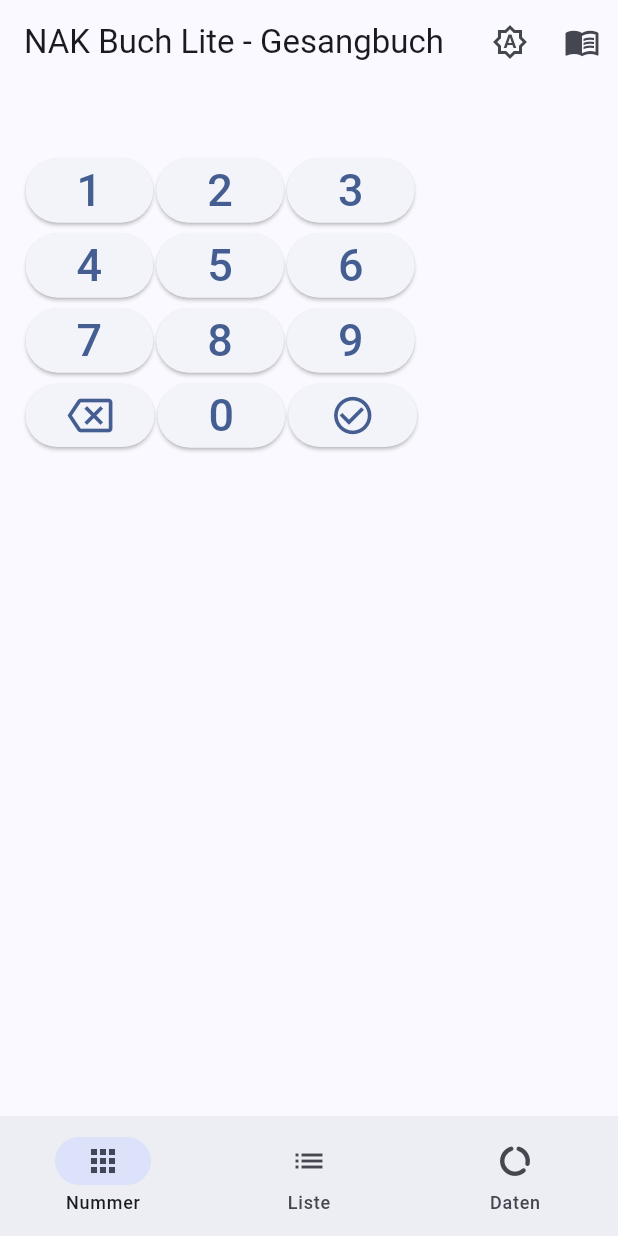
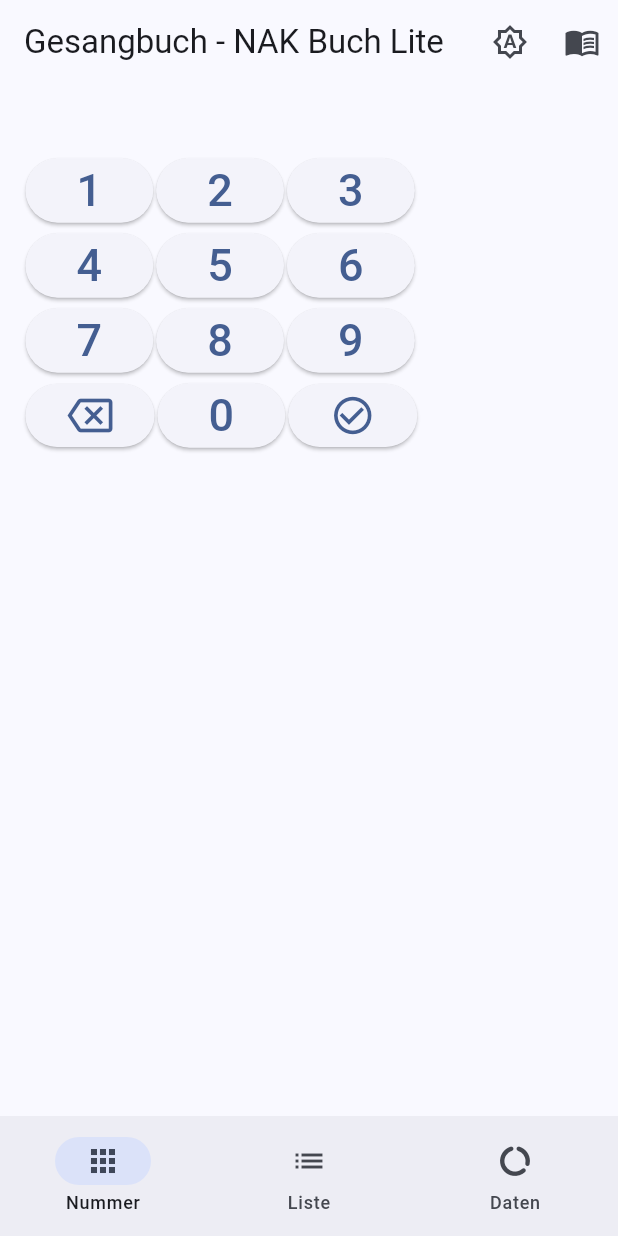
Before and after one commit to Lemkinator/nakbuch_lite, a Flutter app: the screen it shows after launch, after a tap on the "check circle outline" icon, on a phone screen of 412 x 824 dp. Run offline on Flutter 3.47's test engine with Material 2 defaults, Android fonts, the phone set to English and light mode, and no system bars; drawn by our look-alikes of dynamic_color; our stand-ins replace adaptive_breakpoints, get_storage, url_strategy; missing offline and left inert: path_to_regexp, window_size.

Commit message:
major fixes

```diff
--- a/lib/main.dart
+++ b/lib/main.dart
@@ -4,10 +4,12 @@
 import 'package:flutter/material.dart';
 import 'package:url_strategy/url_strategy.dart';
 import 'package:window_size/window_size.dart';
+import 'package:get_storage/get_storage.dart';
 
 import 'src/app.dart';
+import 'src/data.dart';
 
-void main() {
+main() async {
   // Use package:url_strategy until this pull request is released:
   // https://github.com/flutter/flutter/pull/77103
 
@@ -18,7 +20,8 @@
   // On mobile platforms, both functions are no-ops.
   setHashUrlStrategy();
   // setPathUrlStrategy();
-
+  await GetStorage.init();
+  await Buch.init();
   setupWindow();
   runApp(const Home());
 }
--- a/lib/src/app.dart
+++ b/lib/src/app.dart
@@ -1,6 +1,6 @@
 import 'package:flutter/material.dart';
 import 'package:dynamic_color/dynamic_color.dart';
-import 'package:shared_preferences/shared_preferences.dart';
+import 'package:get_storage/get_storage.dart';
 
 import 'data.dart';
 import 'routing.dart';
@@ -19,11 +19,8 @@
   late final SimpleRouterDelegate _routerDelegate;
   late final TemplateRouteParser _routeParser;
 
-
   bool useMaterial3 = true;
   ThemeMode themeMode = ThemeMode.system;
-
-  final Future<SharedPreferences> _prefs = SharedPreferences.getInstance();
 
   void handleThemeModeChange(ThemeMode? newThemeMode) {
     setState(() {
@@ -38,15 +35,7 @@
           themeMode = ThemeMode.system;
         }
       }
-      _prefs.then((SharedPreferences prefs) {
-        if (themeMode == ThemeMode.system) {
-          prefs.setString('themeMode', 'system');
-        } else if (themeMode == ThemeMode.dark) {
-          prefs.setString('themeMode', 'dark');
-        } else {
-          prefs.setString('themeMode', 'light');
-        }
-      });
+      GetStorage().write('themeMode', themeMode.toString());
     });
   }
 
@@ -55,13 +44,21 @@
     var relativeRouteIndex = path.indexOf('/', 1);
     var relativeRoute = relativeRouteIndex == -1 ? '' : path.substring(relativeRouteIndex);
     _routeState.go('${buch.route()}$relativeRoute');
-    _prefs.then((SharedPreferences prefs) {
-      prefs.setString('buch', buch.name());
-    });
   }
 
   @override
   void initState() {
+    var storedThemeMode = GetStorage().read('themeMode');
+    if (storedThemeMode != null) {
+      if (storedThemeMode == 'ThemeMode.dark') {
+        themeMode = ThemeMode.dark;
+      } else if (storedThemeMode == 'ThemeMode.light') {
+        themeMode = ThemeMode.light;
+      } else {
+        themeMode = ThemeMode.system;
+      }
+    }
+
     /// Configure the parser with all of the app's allowed path templates.
     _routeParser = TemplateRouteParser(
       allowedPaths: [
@@ -107,22 +104,6 @@
         handleBuchChange: handleBuchChange,
       ),
     );
-
-    _prefs.then((SharedPreferences prefs) {
-      return prefs.getString('themeMode') ?? 'system';
-    }).then((String? themeModeString) {
-      if (themeModeString == 'system') {
-        return ThemeMode.system;
-      } else if (themeModeString == 'dark') {
-        return ThemeMode.dark;
-      } else {
-        return ThemeMode.light;
-      }
-    }).then((ThemeMode themeMode) {
-      setState(() {
-        this.themeMode = themeMode;
-      });
-    });
 
     super.initState();
   }
--- a/lib/src/data.dart
+++ b/lib/src/data.dart
@@ -1,2 +1,3 @@
 export 'data/constants.dart';
 export 'data/lied.dart';
+export 'data/buch.dart';
--- /dev/null
+++ b/lib/src/data/buch.dart
@@ -0,0 +1,83 @@
+import 'package:flutter/services.dart';
+import 'package:get_storage/get_storage.dart';
+
+enum Buch {
+  gesangbuch,
+  chorbuch,
+  jugendliederbuch,
+  jbergaenzungsheft;
+
+  static Buch current() => _fromPathString(GetStorage().read('buch'));
+
+  String name() {
+    switch (this) {
+      case Buch.gesangbuch:
+        return 'Gesangbuch';
+      case Buch.chorbuch:
+        return 'Chorbuch';
+      case Buch.jugendliederbuch:
+        return 'Jugendliederbuch';
+      case Buch.jbergaenzungsheft:
+        return 'JB-Ergänzungsheft';
+    }
+  }
+
+  String path() {
+    switch (this) {
+      case Buch.gesangbuch:
+        return 'gesangbuch';
+      case Buch.chorbuch:
+        return 'chorbuch';
+      case Buch.jugendliederbuch:
+        return 'jugendliederbuch';
+      case Buch.jbergaenzungsheft:
+        return 'jbergaenzungsheft';
+    }
+  }
+
+  static Buch _fromPathString(String? name) {
+    switch (name) {
+      case 'chorbuch':
+        return Buch.chorbuch;
+      case 'jugendliederbuch':
+        return Buch.jugendliederbuch;
+      case 'jbergaenzungsheft':
+        return Buch.jbergaenzungsheft;
+      default:
+        return Buch.gesangbuch;
+    }
+  }
+
+  String assetFileName() {
+    switch (this) {
+      case Buch.gesangbuch:
+        return 'assets/hymnsGesangbuchNoCopyright.json';
+      case Buch.chorbuch:
+        return 'assets/hymnsChorbuchNoCopyright.json';
+      case Buch.jugendliederbuch:
+        return 'assets/hymnsJugendliederbuchNoCopyright.json';
+      case Buch.jbergaenzungsheft:
+        return 'assets/hymnsJBErgaenzungsheftNoCopyright.json';
+    }
+  }
+
+  String route() {
+    switch (this) {
+      case Buch.gesangbuch:
+        return '/gesangbuch';
+      case Buch.chorbuch:
+        return '/chorbuch';
+      case Buch.jugendliederbuch:
+        return '/jugendliederbuch';
+      case Buch.jbergaenzungsheft:
+        return '/jbergaenzungsheft';
+    }
+  }
+
+  static init() async {
+    for (var buch in Buch.values) {
+      String jsonString = await rootBundle.loadString(buch.assetFileName());
+      GetStorage().write('${buch.name()}_lieder', jsonString);
+    }
+  }
+}
--- a/lib/src/data/constants.dart
+++ b/lib/src/data/constants.dart
@@ -1,56 +1,3 @@
 import 'dart:ui';
 
 const nakbuchBlue = Color(0xFF6989C9);
-
-Buch buchFromRoute(String route) {
-  if (route.startsWith(Buch.chorbuch.route())) return Buch.chorbuch;
-  if (route.startsWith(Buch.jugendliederbuch.route())) return Buch.jugendliederbuch;
-  if (route.startsWith(Buch.jbergaenzungsheft.route())) return Buch.jbergaenzungsheft;
-  return Buch.gesangbuch;
-}
-
-enum Buch {
-  gesangbuch,
-  chorbuch,
-  jugendliederbuch,
-  jbergaenzungsheft;
-
-  String name() {
-    switch (this) {
-      case Buch.gesangbuch:
-        return 'Gesangbuch';
-      case Buch.chorbuch:
-        return 'Chorbuch';
-      case Buch.jugendliederbuch:
-        return 'Jugendliederbuch';
-      case Buch.jbergaenzungsheft:
-        return 'JB-Ergänzungsheft';
-    }
-  }
-
-  String assetFileName() {
-    switch (this) {
-      case Buch.gesangbuch:
-        return 'assets/hymnsGesangbuchNoCopyright.json';
-      case Buch.chorbuch:
-        return 'assets/hymnsChorbuchNoCopyright.json';
-      case Buch.jugendliederbuch:
-        return 'assets/hymnsJugendliederbuchNoCopyright.json';
-      case Buch.jbergaenzungsheft:
-        return 'assets/hymnsJBErgaenzungsheftNoCopyright.json';
-    }
-  }
-
-  String route() {
-    switch (this) {
-      case Buch.gesangbuch:
-        return '/gesangbuch';
-      case Buch.chorbuch:
-        return '/chorbuch';
-      case Buch.jugendliederbuch:
-        return '/jugendliederbuch';
-      case Buch.jbergaenzungsheft:
-        return '/jbergaenzungsheft';
-    }
-  }
-}
--- a/lib/src/data/lied.dart
+++ b/lib/src/data/lied.dart
@@ -1,7 +1,6 @@
 import 'dart:convert';
 
-import 'package:flutter/services.dart';
-import 'package:shared_preferences/shared_preferences.dart';
+import 'package:get_storage/get_storage.dart';
 
 import '../data.dart';
 
@@ -23,10 +22,9 @@
   String numberAndTitle() => '$number. $title';
 }
 
-Future<List<Lied>> getLieder(Buch buch, Future<SharedPreferences> futurePrefs) async {
-  var prefs = await futurePrefs;
-  var jsonString = prefs.getString('${buch.name()}_lieder');
-  jsonString ??= await rootBundle.loadString(buch.assetFileName());
+List<Lied> getLieder(Buch buch) {
+  var jsonString = GetStorage().read('custom_${buch.name()}_lieder');
+  jsonString ??= GetStorage().read('${buch.name()}_lieder');
   return jsonDecode(jsonString)
       .map<Lied>((json) => Lied(
             number: json['hymnNr'],
@@ -38,8 +36,8 @@
       .toList();
 }
 
-Future<Lied> getLied(Buch buch, int number, Future<SharedPreferences> futurePrefs) async {
-  var lieder = await getLieder(buch, futurePrefs);
+Future<Lied> getLied(Buch buch, int number) async {
+  var lieder = getLieder(buch);
   if (number > 0 && number <= lieder.length) {
     return lieder[number - 1];
   } else {
--- a/lib/src/routing/parser.dart
+++ b/lib/src/routing/parser.dart
@@ -1,6 +1,6 @@
 import 'package:flutter/widgets.dart';
+import 'package:get_storage/get_storage.dart';
 import 'package:path_to_regexp/path_to_regexp.dart';
-import 'package:shared_preferences/shared_preferences.dart';
 
 import '../data.dart';
 import 'parsed_route.dart';
@@ -49,28 +49,18 @@
     }
 
     if (parsedRoute.path == '/') {
-      final SharedPreferences prefs = await SharedPreferences.getInstance();
-      Buch? buch;
-      if (prefs.getString('buch') == Buch.chorbuch.name()) {
-        buch = Buch.chorbuch;
-      } else if (prefs.getString('buch') == Buch.jugendliederbuch.name()) {
-        buch = Buch.jugendliederbuch;
-      } else if (prefs.getString('buch') == Buch.jbergaenzungsheft.name()) {
-        buch = Buch.jbergaenzungsheft;
-      } else {
-        buch = Buch.gesangbuch;
+      Buch buch = Buch.current();
+      parsedRoute = ParsedRoute(buch.route(), buch.route(), parsedRoute.parameters, parsedRoute.queryParameters);
     }
-      parsedRoute = ParsedRoute(
-          buch.route(),
-          buch.route(),
-          parsedRoute.parameters,
-          parsedRoute.queryParameters);
-    }
-    // Redirect shortcuts
-    else if (parsedRoute.pathTemplate == '/gb/:liedId' ||
-        parsedRoute.pathTemplate == '/cb/:liedId' ||
-        parsedRoute.pathTemplate == '/jb/:liedId' ||
-        parsedRoute.pathTemplate == '/jbe/:liedId') {
+    switch (parsedRoute.pathTemplate) {
+      case '/':
+        Buch buch = Buch.current();
+        parsedRoute = ParsedRoute(buch.route(), buch.route(), parsedRoute.parameters, parsedRoute.queryParameters);
+        break;
+      case '/gb/:liedId':
+      case '/cb/:liedId':
+      case '/jb/:liedId':
+      case '/jbe/:liedId':
         parsedRoute = ParsedRoute(
             parsedRoute.path
                 .replaceFirst('/gb/', '/gesangbuch/lied/')
@@ -84,33 +74,33 @@
                 .replaceFirst('/jbe/', '/jbergaenzungsheft/lied/'),
             parsedRoute.parameters,
             parsedRoute.queryParameters);
+        break;
+      case '/gb':
+      case '/gb/daten':
+      case '/gb/liste':
+        parsedRoute = ParsedRoute(parsedRoute.path.replaceFirst('/gb', '/gesangbuch'),
+            parsedRoute.pathTemplate.replaceFirst('/gb', '/gesangbuch'), parsedRoute.parameters, parsedRoute.queryParameters);
+        break;
+      case '/cb':
+      case '/cb/daten':
+      case '/cb/liste':
+        parsedRoute = ParsedRoute(parsedRoute.path.replaceFirst('/cb', '/chorbuch'),
+            parsedRoute.pathTemplate.replaceFirst('/cb', '/chorbuch'), parsedRoute.parameters, parsedRoute.queryParameters);
+        break;
+      case '/jb':
+      case '/jb/daten':
+      case '/jb/liste':
+        parsedRoute = ParsedRoute(parsedRoute.path.replaceFirst('/jb', '/jugendliederbuch'),
+            parsedRoute.pathTemplate.replaceFirst('/jb', '/jugendliederbuch'), parsedRoute.parameters, parsedRoute.queryParameters);
+        break;
+      case '/jbe':
+      case '/jbe/daten':
+      case '/jbe/liste':
+        parsedRoute = ParsedRoute(parsedRoute.path.replaceFirst('/jbe', '/jbergaenzungsheft'),
+            parsedRoute.pathTemplate.replaceFirst('/jbe', '/jbergaenzungsheft'), parsedRoute.parameters, parsedRoute.queryParameters);
+        break;
     }
-    else if (parsedRoute.pathTemplate == '/gb' ||
-        parsedRoute.pathTemplate == '/cb' ||
-        parsedRoute.pathTemplate == '/jb' ||
-        parsedRoute.pathTemplate == '/jbe' ||
-        parsedRoute.pathTemplate == '/gb/daten' ||
-        parsedRoute.pathTemplate == '/cb/daten' ||
-        parsedRoute.pathTemplate == '/jb/daten' ||
-        parsedRoute.pathTemplate == '/jbe/daten' ||
-        parsedRoute.pathTemplate == '/gb/liste' ||
-        parsedRoute.pathTemplate == '/cb/liste' ||
-        parsedRoute.pathTemplate == '/jb/liste' ||
-        parsedRoute.pathTemplate == '/jbe/liste') {
-      parsedRoute = ParsedRoute(
-          parsedRoute.path
-              .replaceFirst('/gb', '/gesangbuch')
-              .replaceFirst('/cb', '/chorbuch')
-              .replaceFirst('/jb', '/jugendliederbuch')
-              .replaceFirst('/jbe', '/jbergaenzungsheft'),
-          parsedRoute.pathTemplate
-              .replaceFirst('/gb', '/gesangbuch')
-              .replaceFirst('/cb', '/chorbuch')
-              .replaceFirst('/jb', '/jugendliederbuch')
-              .replaceFirst('/jbe', '/jbergaenzungsheft'),
-          parsedRoute.parameters,
-          parsedRoute.queryParameters);
-    }
+    GetStorage().write('buch', parsedRoute.pathTemplate.split('/')[1]);
 
     // Redirect if a guard is present
     var guard = this.guard;
--- a/lib/src/screens/home.dart
+++ b/lib/src/screens/home.dart
@@ -20,13 +20,13 @@
   @override
   Widget build(BuildContext context) {
     final routeState = RouteStateScope.of(context);
-    final buch = buchFromRoute(routeState.route.path);
+    final buch = Buch.current();
     final selectedIndex = _getSelectedIndex(routeState.route.pathTemplate);
 
     return Scaffold(
       resizeToAvoidBottomInset: false,
       appBar: AppBar(
-          title: Text('NAK Buch Lite - ${buch.name()}'),
+          title: Text('${buch.name()} - NAK Buch Lite'),
           actions: appBarActions(
             context,
             themeMode,
@@ -73,7 +73,7 @@
   }
 
   int _getSelectedIndex(String pathTemplate) {
-    var buch = buchFromRoute(pathTemplate);
+    var buch = Buch.current();
     if (pathTemplate.startsWith('${buch.route()}/liste')) return 1;
     if (pathTemplate.startsWith('${buch.route()}/daten')) return 2;
     return 0;
--- a/lib/src/screens/home_body.dart
+++ b/lib/src/screens/home_body.dart
@@ -16,7 +16,7 @@
   @override
   Widget build(BuildContext context) {
     var currentRoute = RouteStateScope.of(context).route;
-    var buch = buchFromRoute(currentRoute.path);
+    var buch = Buch.current();
     var liedId = currentRoute.parameters['liedId'];
     var lied = int.tryParse(liedId ?? '');
 
--- a/lib/src/screens/lied_screen.dart
+++ b/lib/src/screens/lied_screen.dart
@@ -1,5 +1,4 @@
 import 'package:flutter/material.dart';
-import 'package:shared_preferences/shared_preferences.dart';
 
 import '../data.dart';
 import '../widgets.dart';
@@ -17,8 +16,7 @@
   @override
   Widget build(BuildContext context) {
     final themeData = Theme.of(context);
-    final Future<SharedPreferences> prefs = SharedPreferences.getInstance();
-    final Future<Lied> lied = getLied(buch, nummer, prefs);
+    final Future<Lied> lied = getLied(buch, nummer);
 
     return FutureBuilder<Lied?>(
       future: lied,
--- a/lib/src/screens/navigator.dart
+++ b/lib/src/screens/navigator.dart
@@ -1,6 +1,6 @@
 import 'package:flutter/material.dart';
 import 'home.dart';
-import '../data/constants.dart';
+import '../data.dart';
 import '../routing.dart';
 import '../widgets/fade_transition_page.dart';
 import '../screens.dart';
@@ -32,7 +32,7 @@
   Widget build(BuildContext context) {
     final routeState = RouteStateScope.of(context);
     final pathTemplate = routeState.route.pathTemplate;
-    final buch = buchFromRoute(pathTemplate);
+    final buch = Buch.current();
 
     int? lied;
     if (pathTemplate == '${buch.route()}/lied/:liedId') {
--- a/lib/src/screens/number_screen.dart
+++ b/lib/src/screens/number_screen.dart
@@ -1,8 +1,8 @@
 import 'package:flutter/material.dart';
-import 'package:nakbuch_lite/src/data.dart';
-import 'package:shared_preferences/shared_preferences.dart';
+import 'package:get_storage/get_storage.dart';
 import 'dart:async';
 
+import '../data.dart';
 import '../routing.dart';
 import '../widgets.dart';
 
@@ -19,16 +19,16 @@
 }
 
 class _NumberScreenState extends State<NumberScreen> {
-  String _enteredNumber = "";
+  String _enteredNumber = GetStorage().read('number') ?? "";
   String _numberAndTitle = "";
   String _text = "";
   Timer? _timer;
   bool inputOngoing = false;
+  Function? disposeListen;
 
-  final Future<SharedPreferences> _prefs = SharedPreferences.getInstance();
   late RouteState _routeState;
-  late Buch buch;
-  late Future<List<Lied>> _lieder;
+  final Buch buch = Buch.current();
+  List<Lied> _lieder = getLieder(Buch.current());
 
   void _startTimer() {
     inputOngoing = true;
@@ -45,21 +45,17 @@
   }
 
   void _refreshView() {
-    _lieder.then((List<Lied> lieder) {
     var number = int.tryParse(_enteredNumber);
-      if (number != null && number > 0 && number <= lieder.length) {
+    if (number != null && number > 0 && number <= _lieder.length) {
       var index = number - 1;
-        _numberAndTitle = lieder[index].numberAndTitle();
-        _text = lieder[index].text;
+      _numberAndTitle = _lieder[index].numberAndTitle();
+      _text = _lieder[index].text;
     } else {
       _enteredNumber = "";
       _numberAndTitle = "";
       _text = "";
     }
-      _prefs.then((SharedPreferences prefs) {
-        prefs.setString('number', _enteredNumber);
-      });
-    });
+    GetStorage().write('number', _enteredNumber);
   }
 
   void _onNumberButtonPressed(String number) {
@@ -84,22 +80,23 @@
   }
 
   void _onOkButtonPressed() {
-    _lieder.then((List<Lied> lieder) {
       var number = int.tryParse(_enteredNumber);
-      if (number != null && number > 0 && number <= lieder.length) {
+      if (number != null && number > 0 && number <= _lieder.length) {
         _routeState.go('${buch.route()}/lied/$number');
       } else {
         _enteredNumber = "";
         _numberAndTitle = "";
         _text = "";
       }
-    });
   }
 
   @override
   void initState() {
-    _prefs.then((SharedPreferences prefs) {
-      _enteredNumber = prefs.getString('number') ?? "";
+    _enteredNumber = GetStorage().read('number') ?? "";
+    _refreshView();
+
+    disposeListen = GetStorage().listenKey('buch', (value) {
+      _lieder = getLieder(Buch.current());
       _refreshView();
     });
     super.initState();
@@ -108,6 +105,7 @@
   @override
   void dispose() {
     _stopTimer();
+    disposeListen?.call();
     super.dispose();
   }
 
@@ -115,12 +113,6 @@
   Widget build(BuildContext context) {
     final themeData = Theme.of(context);
     _routeState = RouteStateScope.of(context);
-    buch = buchFromRoute(_routeState.route.path);
-    _lieder = getLieder(buch, _prefs);
-    _prefs.then((SharedPreferences prefs) {
-      _enteredNumber = prefs.getString('number') ?? "";
-      _refreshView();
-    });
 
     return ScreenLayout(childs: <Widget>[
       h2(themeData, _numberAndTitle),
--- a/pubspec.yaml
+++ b/pubspec.yaml
@@ -30,14 +30,15 @@
 dependencies:
   flutter:
     sdk: flutter
+  animations: ^2.0.7
   adaptive_breakpoints: ^0.1.6
   adaptive_navigation: ^0.0.3
   collection: ^1.15.0
   cupertino_icons: ^1.0.2
   dynamic_color: ^1.6.3
+  get_storage: ^2.1.1
   path_to_regexp: ^0.4.0
   quiver: ^3.1.0
-  shared_preferences: ^2.1.0
   url_launcher: ^6.1.1
   url_strategy: ^0.2.0
   window_size:
```
Also changed, not shown: pubspec.lock, 6 other files. Lines whose indentation alone changed are shown as unchanged.
